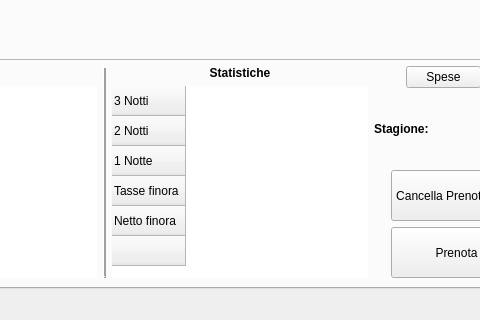
Qt form gui.ui (LucioPg/ErbaVento) before a commit; both pictures show x 223 to 703 and y 565 to 885 of the 869 by 885 pixel window.
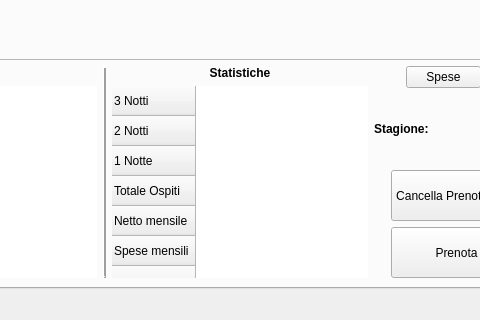
The same form after that commit. Custom widgets are drawn as their Qt base class.

```diff
--- a/gui.ui
+++ b/gui.ui
@@ -364,12 +364,17 @@
               </row>
               <row>
                <property name="text">
-                <string>Tasse finora</string>
+                <string>Totale Ospiti</string>
                </property>
               </row>
               <row>
                <property name="text">
-                <string>Netto finora</string>
+                <string>Netto mensile</string>
+               </property>
+              </row>
+              <row>
+               <property name="text">
+                <string>Spese mensili</string>
                </property>
               </row>
               <row>
```
